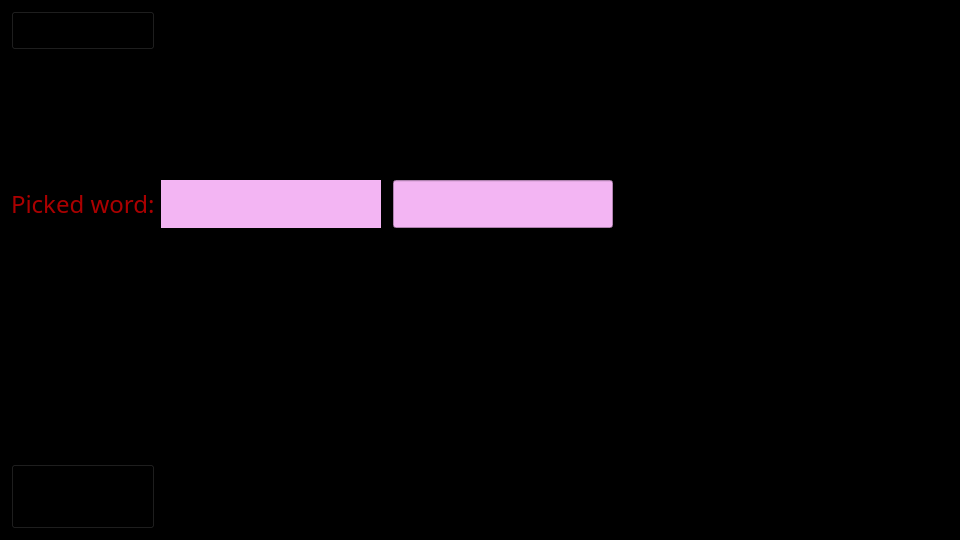
Above: inflectwindow.ui from Lock4C6F636B/Hika before the change. Below: the same form after it.
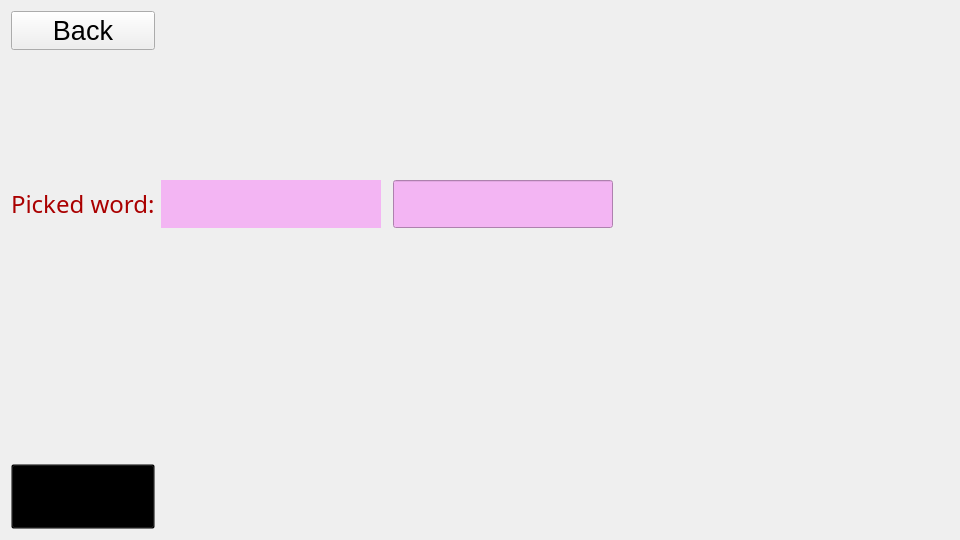
That is the form after the change.

The edit to the form file:
```diff
--- a/inflectwindow.ui
+++ b/inflectwindow.ui
@@ -20,7 +20,7 @@
    <string>Form</string>
   </property>
   <property name="styleSheet">
-   <string notr="true">background-color: rgb(0, 0, 0);</string>
+   <string notr="true"/>
   </property>
   <layout class="QGridLayout" name="gridLayout">
    <item row="8" column="0" colspan="3">
```
